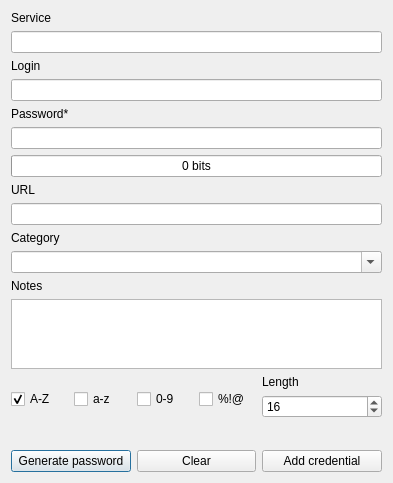
Sk2can/Password-manager, file client_side/resources/ui/passwords_add_window.ui: the form before one commit.
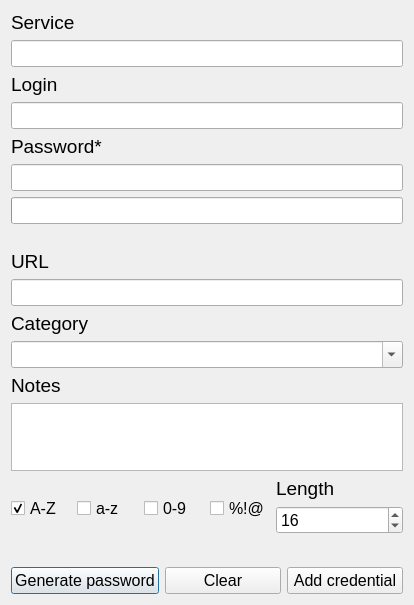
The form after the commit.

Patch:
```diff
--- a/client_side/resources/ui/passwords_add_window.ui
+++ b/client_side/resources/ui/passwords_add_window.ui
@@ -6,21 +6,38 @@
    <rect>
     <x>0</x>
     <y>0</y>
-    <width>393</width>
-    <height>480</height>
+    <width>414</width>
+    <height>586</height>
    </rect>
   </property>
   <property name="windowTitle">
    <string>Vaultary - password add</string>
   </property>
-  <layout class="QGridLayout" name="gridLayout" rowstretch="1,1,1,1,1,1,1,1,1,1,0" columnstretch="0,0">
+  <layout class="QGridLayout" name="gridLayout" rowstretch="1,1,1,1,1,1,1,1,1,1,1">
    <item row="9" column="0" colspan="2">
     <layout class="QHBoxLayout" name="horizontalLayout_2">
      <item>
       <widget class="QLabel" name="error_label">
+       <property name="sizePolicy">
+        <sizepolicy hsizetype="Preferred" vsizetype="Fixed">
+         <horstretch>0</horstretch>
+         <verstretch>0</verstretch>
+        </sizepolicy>
+       </property>
+       <property name="font">
+        <font>
+         <pointsize>10</pointsize>
+        </font>
+       </property>
+       <property name="styleSheet">
+        <string notr="true">color: rgb(255, 0, 0);</string>
+       </property>
        <property name="text">
         <string/>
        </property>
+       <property name="wordWrap">
+        <bool>true</bool>
+       </property>
       </widget>
      </item>
     </layout>
@@ -29,6 +46,17 @@
     <layout class="QVBoxLayout" name="verticalLayout_4">
      <item>
       <widget class="QLabel" name="service_label">
+       <property name="sizePolicy">
+        <sizepolicy hsizetype="Preferred" vsizetype="Fixed">
+         <horstretch>0</horstretch>
+         <verstretch>0</verstretch>
+        </sizepolicy>
+       </property>
+       <property name="font">
+        <font>
+         <pointsize>14</pointsize>
+        </font>
+       </property>
        <property name="text">
         <string>Service</string>
        </property>
@@ -36,6 +64,11 @@
      </item>
      <item>
       <widget class="QLineEdit" name="service_lineEdit">
+       <property name="font">
+        <font>
+         <pointsize>12</pointsize>
+        </font>
+       </property>
        <property name="focusPolicy">
         <enum>Qt::StrongFocus</enum>
        </property>
@@ -47,6 +80,17 @@
     <layout class="QVBoxLayout" name="verticalLayout_6">
      <item>
       <widget class="QLabel" name="notes_label">
+       <property name="sizePolicy">
+        <sizepolicy hsizetype="Preferred" vsizetype="Fixed">
+         <horstretch>0</horstretch>
+         <verstretch>0</verstretch>
+        </sizepolicy>
+       </property>
+       <property name="font">
+        <font>
+         <pointsize>14</pointsize>
+        </font>
+       </property>
        <property name="text">
         <string>Notes</string>
        </property>
@@ -54,6 +98,23 @@
      </item>
      <item>
       <widget class="QPlainTextEdit" name="notes_plainTextEdit">
+       <property name="sizePolicy">
+        <sizepolicy hsizetype="Expanding" vsizetype="Minimum">
+         <horstretch>0</horstretch>
+         <verstretch>0</verstretch>
+        </sizepolicy>
+       </property>
+       <property name="minimumSize">
+        <size>
+         <width>0</width>
+         <height>68</height>
+        </size>
+       </property>
+       <property name="font">
+        <font>
+         <pointsize>12</pointsize>
+        </font>
+       </property>
        <property name="focusPolicy">
         <enum>Qt::ClickFocus</enum>
        </property>
@@ -62,9 +123,20 @@
     </layout>
    </item>
    <item row="5" column="0" rowspan="2" colspan="2">
-    <layout class="QVBoxLayout" name="verticalLayout_3" stretch="0,0">
+    <layout class="QVBoxLayout" name="verticalLayout_3" stretch="1,1">
      <item>
       <widget class="QLabel" name="category_label">
+       <property name="sizePolicy">
+        <sizepolicy hsizetype="Preferred" vsizetype="Fixed">
+         <horstretch>0</horstretch>
+         <verstretch>0</verstretch>
+        </sizepolicy>
+       </property>
+       <property name="font">
+        <font>
+         <pointsize>14</pointsize>
+        </font>
+       </property>
        <property name="text">
         <string>Category</string>
        </property>
@@ -78,6 +150,11 @@
          <verstretch>0</verstretch>
         </sizepolicy>
        </property>
+       <property name="font">
+        <font>
+         <pointsize>12</pointsize>
+        </font>
+       </property>
        <property name="focusPolicy">
         <enum>Qt::ClickFocus</enum>
        </property>
@@ -92,6 +169,17 @@
     <layout class="QVBoxLayout" name="verticalLayout" stretch="1,1">
      <item>
       <widget class="QLabel" name="login_label">
+       <property name="sizePolicy">
+        <sizepolicy hsizetype="Preferred" vsizetype="Fixed">
+         <horstretch>0</horstretch>
+         <verstretch>0</verstretch>
+        </sizepolicy>
+       </property>
+       <property name="font">
+        <font>
+         <pointsize>14</pointsize>
+        </font>
+       </property>
        <property name="text">
         <string>Login</string>
        </property>
@@ -105,6 +193,11 @@
          <verstretch>0</verstretch>
         </sizepolicy>
        </property>
+       <property name="font">
+        <font>
+         <pointsize>12</pointsize>
+        </font>
+       </property>
        <property name="focusPolicy">
         <enum>Qt::StrongFocus</enum>
        </property>
@@ -116,6 +209,11 @@
     <layout class="QGridLayout" name="gridLayout_2" rowstretch="1,0,0" columnstretch="1,1,1,1,1,1">
      <item row="0" column="3" rowspan="3">
       <widget class="QCheckBox" name="special_checkBox">
+       <property name="font">
+        <font>
+         <pointsize>12</pointsize>
+        </font>
+       </property>
        <property name="text">
         <string>%!@</string>
        </property>
@@ -123,6 +221,11 @@
      </item>
      <item row="0" column="2" rowspan="3">
       <widget class="QCheckBox" name="numbers_checkBox">
+       <property name="font">
+        <font>
+         <pointsize>12</pointsize>
+        </font>
+       </property>
        <property name="text">
         <string>0-9</string>
        </property>
@@ -130,6 +233,11 @@
      </item>
      <item row="1" column="4" colspan="2">
       <widget class="QSpinBox" name="length_spinBox">
+       <property name="font">
+        <font>
+         <pointsize>12</pointsize>
+        </font>
+       </property>
        <property name="focusPolicy">
         <enum>Qt::StrongFocus</enum>
        </property>
@@ -149,6 +257,11 @@
        <property name="enabled">
         <bool>true</bool>
        </property>
+       <property name="font">
+        <font>
+         <pointsize>12</pointsize>
+        </font>
+       </property>
        <property name="text">
         <string>A-Z</string>
        </property>
@@ -162,6 +275,17 @@
      </item>
      <item row="0" column="4" colspan="2">
       <widget class="QLabel" name="length_label">
+       <property name="sizePolicy">
+        <sizepolicy hsizetype="Preferred" vsizetype="Fixed">
+         <horstretch>0</horstretch>
+         <verstretch>0</verstretch>
+        </sizepolicy>
+       </property>
+       <property name="font">
+        <font>
+         <pointsize>14</pointsize>
+        </font>
+       </property>
        <property name="text">
         <string>Length</string>
        </property>
@@ -169,6 +293,11 @@
      </item>
      <item row="0" column="1" rowspan="3">
       <widget class="QCheckBox" name="lowercase_checkBox">
+       <property name="font">
+        <font>
+         <pointsize>12</pointsize>
+        </font>
+       </property>
        <property name="text">
         <string>a-z</string>
        </property>
@@ -180,6 +309,17 @@
     <layout class="QVBoxLayout" name="verticalLayout_5">
      <item>
       <widget class="QLabel" name="URL_label">
+       <property name="sizePolicy">
+        <sizepolicy hsizetype="Preferred" vsizetype="Fixed">
+         <horstretch>0</horstretch>
+         <verstretch>0</verstretch>
+        </sizepolicy>
+       </property>
+       <property name="font">
+        <font>
+         <pointsize>14</pointsize>
+        </font>
+       </property>
        <property name="text">
         <string>URL</string>
        </property>
@@ -187,6 +327,11 @@
      </item>
      <item>
       <widget class="QLineEdit" name="URL_lineEdit">
+       <property name="font">
+        <font>
+         <pointsize>12</pointsize>
+        </font>
+       </property>
        <property name="focusPolicy">
         <enum>Qt::StrongFocus</enum>
        </property>
@@ -198,6 +343,17 @@
     <layout class="QVBoxLayout" name="verticalLayout_2">
      <item>
       <widget class="QLabel" name="password_label">
+       <property name="sizePolicy">
+        <sizepolicy hsizetype="Preferred" vsizetype="Fixed">
+         <horstretch>0</horstretch>
+         <verstretch>0</verstretch>
+        </sizepolicy>
+       </property>
+       <property name="font">
+        <font>
+         <pointsize>14</pointsize>
+        </font>
+       </property>
        <property name="text">
         <string>Password*</string>
        </property>
@@ -205,6 +361,11 @@
      </item>
      <item>
       <widget class="QLineEdit" name="password_lineEdit">
+       <property name="font">
+        <font>
+         <pointsize>12</pointsize>
+        </font>
+       </property>
        <property name="focusPolicy">
         <enum>Qt::StrongFocus</enum>
        </property>
@@ -219,6 +380,11 @@
     <layout class="QHBoxLayout" name="horizontalLayout">
      <item>
       <widget class="QPushButton" name="generate_pushButton">
+       <property name="font">
+        <font>
+         <pointsize>12</pointsize>
+        </font>
+       </property>
        <property name="focusPolicy">
         <enum>Qt::StrongFocus</enum>
        </property>
@@ -229,6 +395,11 @@
      </item>
      <item>
       <widget class="QPushButton" name="clear_pushButton">
+       <property name="font">
+        <font>
+         <pointsize>12</pointsize>
+        </font>
+       </property>
        <property name="focusPolicy">
         <enum>Qt::StrongFocus</enum>
        </property>
@@ -239,6 +410,11 @@
      </item>
      <item>
       <widget class="QPushButton" name="add_pushButton">
+       <property name="font">
+        <font>
+         <pointsize>12</pointsize>
+        </font>
+       </property>
        <property name="focusPolicy">
         <enum>Qt::StrongFocus</enum>
        </property>
@@ -256,6 +432,28 @@
     <layout class="QVBoxLayout" name="verticalLayout_7">
      <item>
       <widget class="QProgressBar" name="progressBar">
+       <property name="font">
+        <font>
+         <pointsize>12</pointsize>
+         <weight>75</weight>
+         <bold>true</bold>
+        </font>
+       </property>
+       <property name="styleSheet">
+        <string notr="true">QProgressBar {
+	color: rgb(255, 255, 255);
+	border-radius: 5px;
+	text-align: center;
+}
+QProgressBar::chunk {
+	background: transparent;
+	background: qlineargradient(
+		x1: 0, y1: 0, x2: 1, y2: 0,
+		stop: 0 rgb(255, 0, 0),
+		stop: 1 rgb{max_color}
+	);
+}</string>
+       </property>
        <property name="maximum">
         <number>128</number>
        </property>
@@ -263,16 +461,38 @@
         <number>0</number>
        </property>
        <property name="textVisible">
-        <bool>true</bool>
+        <bool>false</bool>
+       </property>
+       <property name="orientation">
+        <enum>Qt::Horizontal</enum>
        </property>
        <property name="invertedAppearance">
         <bool>false</bool>
        </property>
+       <property name="textDirection">
+        <enum>QProgressBar::TopToBottom</enum>
+       </property>
        <property name="format">
         <string>%v bits</string>
        </property>
       </widget>
      </item>
+     <item>
+      <widget class="QLabel" name="bits_label">
+       <property name="font">
+        <font>
+         <weight>75</weight>
+         <bold>true</bold>
+        </font>
+       </property>
+       <property name="text">
+        <string/>
+       </property>
+       <property name="alignment">
+        <set>Qt::AlignCenter</set>
+       </property>
+      </widget>
+     </item>
     </layout>
    </item>
   </layout>
```
Left out of the diff: 7 changed lines with no effect on the pictures.
